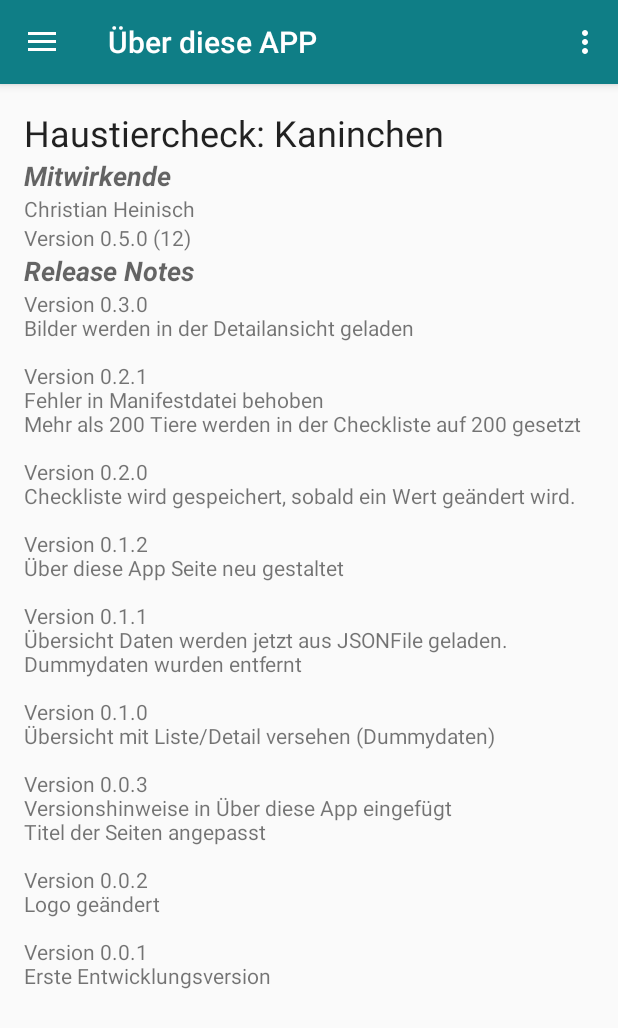
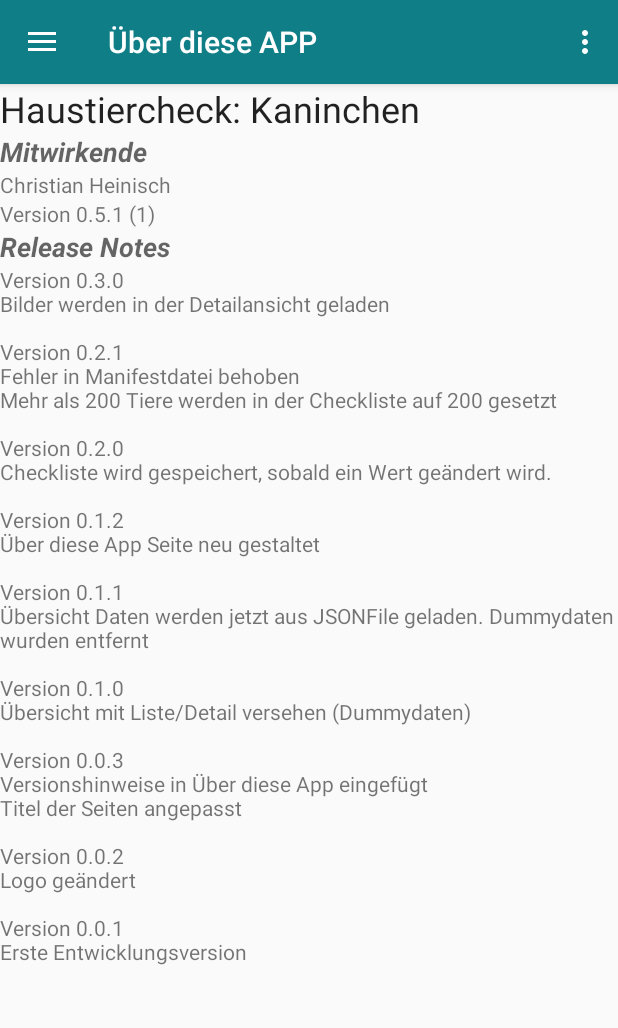
Before and after one commit to cheinisch/petcheck, an Android app: the screen it shows after launch (MainActivity), in the options menu, after a tap on "Über diese App", on a phone screen of 412 x 824 dp. Shown: the top 1028 px of the screen. Run offline under Robolectric (Android 15) with nearby library versions, the phone set to English and light mode, and no system bars.

Commit message:
Layout angepasst

```diff
--- a/app/build.gradle
+++ b/app/build.gradle
@@ -11,8 +11,8 @@ android {
         applicationId "de.christian_heinisch.petcheck"
         minSdkVersion 15
         targetSdkVersion 24
-        versionCode 12
-        versionName '0.5.0'
+        versionCode 1
+        versionName '0.5.1'
         testInstrumentationRunner "android.support.test.runner.AndroidJUnitRunner"
         vectorDrawables.useSupportLibrary = true
     }
--- a/app/src/main/res/values/dimens.xml
+++ b/app/src/main/res/values/dimens.xml
@@ -3,8 +3,8 @@
     <dimen name="nav_header_vertical_spacing">16dp</dimen>
     <dimen name="nav_header_height">160dp</dimen>
     <!-- Default screen margins, per the Android Design guidelines. -->
-    <dimen name="activity_horizontal_margin">16dp</dimen>
-    <dimen name="activity_vertical_margin">16dp</dimen>
+    <dimen name="activity_horizontal_margin">0dp</dimen>
+    <dimen name="activity_vertical_margin">0dp</dimen>
     <dimen name="fab_margin">16dp</dimen>
     <dimen name="text_margin">16dp</dimen>
     <dimen name="app_bar_height">200dp</dimen>
```
Also changed, not shown: 1 other file.
